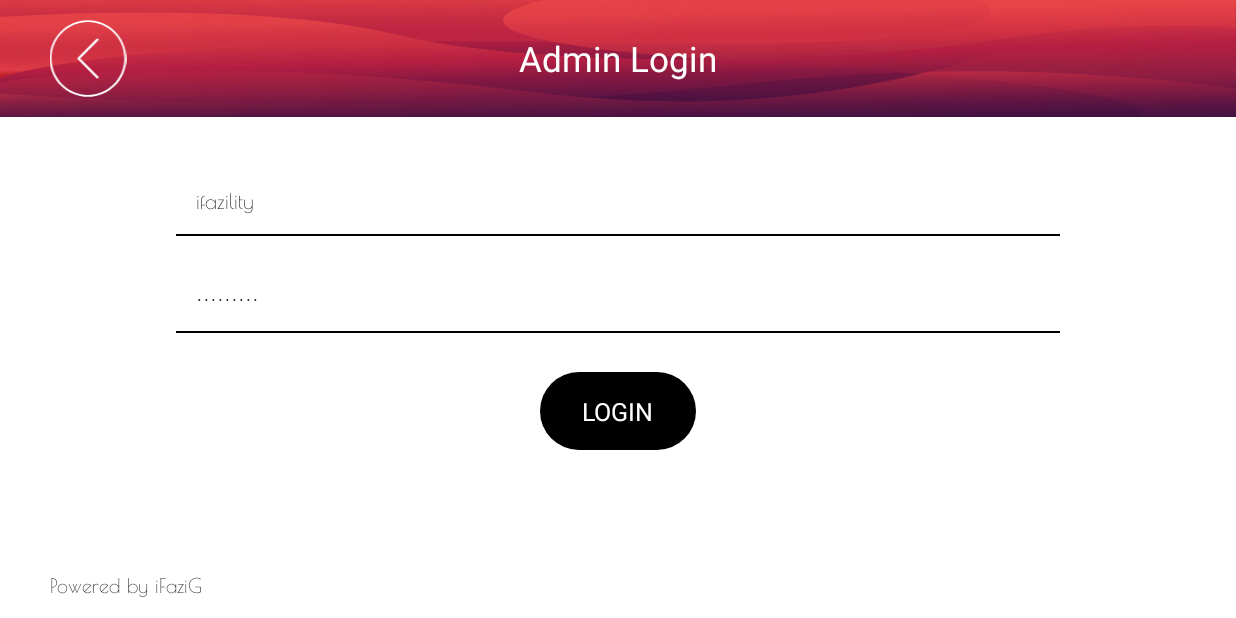
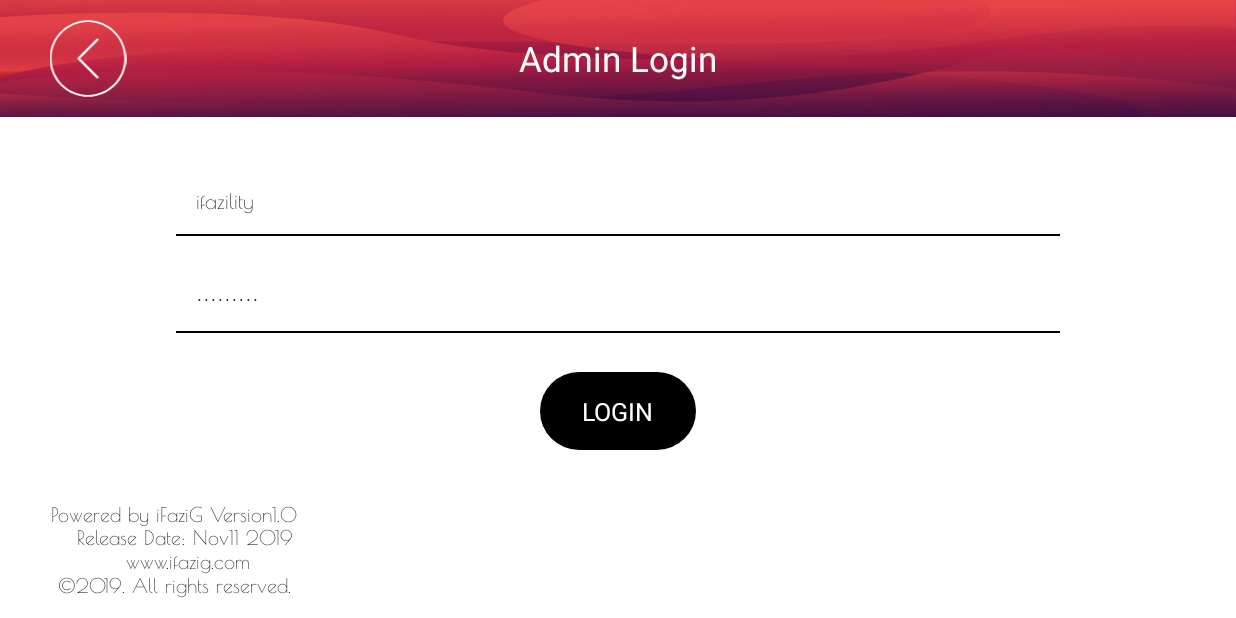
Before and after one commit to kannanandroid/VisitorManagement, an Android app: the LoginActivity screen opened directly, with no data from a screen before it, on a phone screen of 824 x 412 dp (held sideways). Run offline under Robolectric (Android 15) with nearby library versions, the phone set to English and light mode, and no system bars; our stand-ins replace data binding, sdp/ssp sizes.

Commit message:
first test version completed

```diff
--- a/app/src/main/java/com/e/ifazig/visitormanagement/activity/LoginActivity.java
+++ b/app/src/main/java/com/e/ifazig/visitormanagement/activity/LoginActivity.java
@@ -43,9 +43,9 @@ public class LoginActivity extends AppCompatActivity implements View.OnClickList
 
         Calendar calendar = Calendar.getInstance();
         int year = calendar.get(Calendar.YEAR);
-        //String pwdby = "\u00A9" + year + ". All rights reserved.\n \t\t\t  www.ifazig.com \n \t\t\t\t Version " + versionName;
-        String ss = "Version" + versionName + "\n \t Release Date: Oct22, 2019 \n \t  www.ifazig.com \n" + "\u00A9" + year + ". All rights reserved.";
-        //binding.tvcopyrights.setText(ss);
+        String pwdby = "\u00A9" + year + ". All rights reserved.\n \t\t\t  www.ifazig.com \n \t\t\t\t Version " + versionName;
+        String ss = "Version" + versionName + "\n \t Release Date: Nov11 2019 \n \t  www.ifazig.com \n" + "\u00A9" + year + ". All rights reserved.";
+        binding.tvcopyrights.setText("Powered by iFaziG" + " "+ ss);
     }
 
     @Override
--- a/app/src/main/java/com/e/ifazig/visitormanagement/activity/PurposeDetailsActivity.java
+++ b/app/src/main/java/com/e/ifazig/visitormanagement/activity/PurposeDetailsActivity.java
@@ -77,10 +77,11 @@ public class PurposeDetailsActivity extends AppCompatActivity implements View.On
                             if(employeeDetails!=null&&employeeDetails.size()>0){
                                 EmployeeListAdapter adapter = new EmployeeListAdapter(PurposeDetailsActivity.this, R.layout.activity_purpose_details, R.id.lbl_name, employeeDetails, new EmployeeOnClick() {
                                     @Override
-                                    public void onClick(Integer empId,String empName) {
+                                    public void onClick(Integer empId,String empName,String phoneno) {
                                         //Toast.makeText(PurposeDetailsActivity.this, ""+empId, Toast.LENGTH_SHORT).show();
                                         employeeId=empId;
                                         SessionManager.getInstance().insertIntoPreference(PurposeDetailsActivity.this,SharedPrefConstants.MEETING_PERSON_NAME,empName);
+                                        SessionManager.getInstance().insertIntoPreference(PurposeDetailsActivity.this,SharedPrefConstants.MEETER_PERSON_NUMBER,phoneno);
                                     }
                                 });
                                 binding.edemployee.setAdapter(adapter);
@@ -90,7 +91,7 @@ public class PurposeDetailsActivity extends AppCompatActivity implements View.On
                             if(purposeofVisitDetails!=null&&purposeofVisitDetails.size()>0){
                                 PurposeListAdapter adapter = new PurposeListAdapter(PurposeDetailsActivity.this, R.layout.activity_purpose_details, R.id.lbl_name, purposeofVisitDetails, new PurposeOnClick() {
                                     @Override
-                                    public void onClick(Integer purpoID,String empphono) {
+                                    public void onClick(Integer purpoID) {
                                         //Toast.makeText(PurposeDetailsActivity.this, ""+purposeID, Toast.LENGTH_SHORT).show();
                                         purposeID=purpoID;
                                     }
--- a/app/src/main/java/com/e/ifazig/visitormanagement/adapters/EmployeeListAdapter.java
+++ b/app/src/main/java/com/e/ifazig/visitormanagement/adapters/EmployeeListAdapter.java
@@ -71,7 +71,7 @@ public class EmployeeListAdapter extends ArrayAdapter<GetEmployeePurposeDetailsA
         view.setOnTouchListener(new View.OnTouchListener() {
             @Override
             public boolean onTouch(View v, MotionEvent event) {
-                employeeOnClick.onClick(people.getEmployeeId(),people.getEmployeeName());
+                employeeOnClick.onClick(people.getEmployeeId(),people.getEmployeeName(),people.getPhoneNo());
                 return false;
             }
         });
--- a/app/src/main/java/com/e/ifazig/visitormanagement/adapters/PurposeListAdapter.java
+++ b/app/src/main/java/com/e/ifazig/visitormanagement/adapters/PurposeListAdapter.java
@@ -50,7 +50,7 @@ public class PurposeListAdapter extends ArrayAdapter<GetEmployeePurposeDetailsAp
         view.setOnTouchListener(new View.OnTouchListener() {
             @Override
             public boolean onTouch(View v, MotionEvent event) {
-                purposeOnClick.onClick(people.getPurposeId(),people.getCDate());
+                purposeOnClick.onClick(people.getPurposeId());
                 return false;
             }
         });
--- a/app/src/main/java/com/e/ifazig/visitormanagement/interfacess/EmployeeOnClick.java
+++ b/app/src/main/java/com/e/ifazig/visitormanagement/interfacess/EmployeeOnClick.java
@@ -1,5 +1,5 @@
 package com.e.ifazig.visitormanagement.interfacess;
 
 public interface EmployeeOnClick {
-    void onClick(Integer id,String name);
+    void onClick(Integer id,String name,String phone);
 }
--- a/app/src/main/java/com/e/ifazig/visitormanagement/interfacess/PurposeOnClick.java
+++ b/app/src/main/java/com/e/ifazig/visitormanagement/interfacess/PurposeOnClick.java
@@ -1,5 +1,5 @@
 package com.e.ifazig.visitormanagement.interfacess;
 
 public interface PurposeOnClick {
-    void onClick(Integer id,String phoneNo);
+    void onClick(Integer id);
 }
--- a/app/src/main/java/com/e/ifazig/visitormanagement/utility/SharedPrefConstants.java
+++ b/app/src/main/java/com/e/ifazig/visitormanagement/utility/SharedPrefConstants.java
@@ -9,7 +9,7 @@ public class SharedPrefConstants {
 
 
     // user details
-    public static final String MEETING_PERSON_NAME = "_pref_visitor_name";
+    public static final String MEETING_PERSON_NAME = "_pref_meeting_person_name";
     public static final String VISITOR_NAME = "_pref_visitor_name";
     public static final String USER_NAME = "_pref_user_name";
     public static final String EMAIL = "_pref_email";
--- a/app/src/main/res/layout/activity_login.xml
+++ b/app/src/main/res/layout/activity_login.xml
@@ -80,7 +80,7 @@
                         android:padding="@dimen/_10sdp"
                         android:imeOptions="flagNoExtractUi"
                         android:singleLine="true"
-                        android:text="ifazility"
+                        android:text=""
                         android:textColor="@color/black"
                         android:textSize="@dimen/_11sdp" />
 
@@ -114,7 +114,7 @@
                         android:maxLength="50"
                         android:padding="@dimen/_10sdp"
                         android:singleLine="true"
-                        android:text="Password2"
+                        android:text=""
                         android:textColor="@color/black"
                         android:textSize="@dimen/_11sdp" />
 
```
Also changed, not shown: app/src/main/java/com/e/ifazig/visitormanagement/activity/ThankYouActivity.java (+8 -7 lines).
